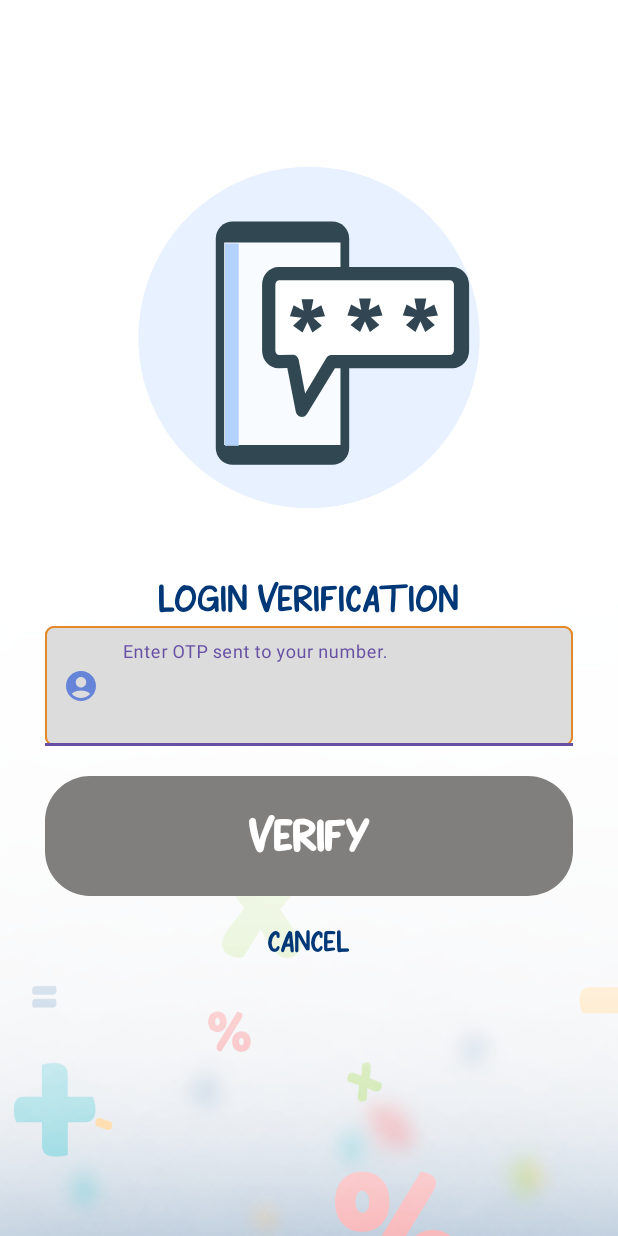
After one commit to barrozojp/MDAS-Quest, an Android app: the LoginVerification screen opened directly, with no data from a screen before it, on a phone screen of 412 x 824 dp. The commit adds this screen. Run offline under Robolectric (Android 15) with nearby library versions, the phone set to English and light mode, and no system bars; our stand-ins replace Firebase (no records; nobody signed in at launch, a user with empty details on screens opened directly).

Commit message:
Added TWILIO Verification

```diff
--- a/app/build.gradle.kts
+++ b/app/build.gradle.kts
@@ -62,4 +62,7 @@ dependencies {
     implementation("com.airbnb.android:lottie:5.2.0")
     //RECYCLER VIEW
     implementation("androidx.recyclerview:recyclerview:1.3.2")
+
+    implementation("com.squareup.okhttp3:okhttp:4.9.3")
+
 }
--- a/app/src/main/AndroidManifest.xml
+++ b/app/src/main/AndroidManifest.xml
@@ -16,6 +16,9 @@
         android:supportsRtl="true"
         android:theme="@style/Theme.MDASRPG"
         tools:targetApi="31">
+        <activity
+            android:name=".LoginVerification"
+            android:exported="false" />
         <activity
             android:name=".AddNoteActivity"
             android:exported="false" />
--- a/app/src/main/java/com/codeofduty/mdas_rpg/LoginActivity.kt
+++ b/app/src/main/java/com/codeofduty/mdas_rpg/LoginActivity.kt
@@ -121,7 +121,7 @@ class LoginActivity : AppCompatActivity() {
                             dbHelper.insertUser(username, password)
                         }
 
-                        startActivity(Intent(this, MainActivity::class.java))
+                        startActivity(Intent(this, LoginVerification::class.java))
                         finish()
                     } else {
                         Toast.makeText(this, "Invalid username or password", Toast.LENGTH_SHORT).show()
--- /dev/null
+++ b/app/src/main/res/layout/activity_login_verification.xml
@@ -0,0 +1,90 @@
+<?xml version="1.0" encoding="utf-8"?>
+<RelativeLayout xmlns:android="http://schemas.android.com/apk/res/android"
+    xmlns:app="http://schemas.android.com/apk/res-auto"
+    xmlns:tools="http://schemas.android.com/tools"
+    android:layout_width="match_parent"
+    android:background="@drawable/background_design"
+    android:layout_height="match_parent"
+    tools:context=".LoginVerification">
+
+    <com.airbnb.lottie.LottieAnimationView
+        android:id="@+id/anim_verification"
+        android:layout_width="match_parent"
+        android:layout_height="250dp"
+        android:layout_alignParentTop="true"
+        android:layout_marginTop="100dp"
+        android:visibility="visible"
+        app:lottie_autoPlay="true"
+        app:lottie_loop="true"
+        app:lottie_rawRes="@raw/login_verification_anim" />
+
+    <TextView
+        android:id="@+id/tv_verify_msg"
+        android:layout_width="match_parent"
+        android:layout_height="wrap_content"
+        android:layout_marginTop="30dp"
+        android:text="Login Verification"
+        android:layout_below="@id/anim_verification"
+        app:layout_constraintEnd_toEndOf="parent"
+        android:fontFamily="@font/bosse"
+        android:textColor="#003777"
+        android:textAlignment="center"
+        android:textSize="25sp" />
+
+    <com.google.android.material.textfield.TextInputLayout
+        android:id="@+id/til_otp"
+        style="@style/TextInputEditText"
+        android:layout_width="match_parent"
+        android:layout_height="80dp"
+        android:layout_marginStart="30dp"
+        android:layout_marginEnd="30dp"
+        android:layout_below="@+id/tv_verify_msg"
+        android:hint="Enter OTP sent to your number."
+        android:textColorHint="#003777"
+        app:layout_constraintStart_toStartOf="parent"
+        app:layout_constraintTop_toBottomOf="@+id/tv_verify_msg"
+        app:startIconDrawable="@drawable/baseline_account_circle_24"
+        app:startIconTint="#6684D8">
+
+        <com.google.android.material.textfield.TextInputEditText
+            android:id="@+id/et_otp"
+            style="@style/TextInputEditText"
+            android:layout_width="match_parent"
+            android:layout_height="80dp"
+            android:inputType="textPersonName"
+            android:paddingStart="50dp" />
+
+    </com.google.android.material.textfield.TextInputLayout>
+
+    <androidx.appcompat.widget.AppCompatButton
+        android:id="@+id/btn_verify"
+        style="@style/ButtonColor3"
+        android:layout_width="match_parent"
+        android:layout_height="80dp"
+        android:layout_marginTop="20dp"
+        android:layout_marginStart="30dp"
+        android:layout_marginEnd="30dp"
+        android:layout_below="@+id/til_otp"
+        android:layout_marginBottom="15dp"
+        android:fontFamily="@font/bosse"
+        android:text="Verify"
+        android:textSize="30sp"
+        app:layout_constraintEnd_toEndOf="parent"
+        app:layout_constraintStart_toStartOf="parent"
+        app:layout_constraintTop_toBottomOf="@+id/til_otp" />
+
+    <TextView
+        android:id="@+id/cancel_tv"
+        android:layout_width="match_parent"
+        android:layout_height="wrap_content"
+        android:layout_marginBottom="30dp"
+        android:text="Cancel"
+        android:textColor="#003777"
+        android:textSize="20sp"
+        android:fontFamily="@font/bosse"
+        android:layout_below="@id/btn_verify"
+        android:textAlignment="center"/>
+
+
+
+</RelativeLayout>
```
Also changed, not shown: app/src/main/java/com/codeofduty/mdas_rpg/LoginVerification.kt (added, +148 -0 lines), app/src/main/res/raw/login_verification_anim.json (added, +1 -0 lines).
